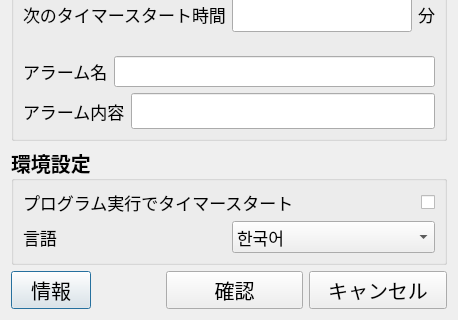
Before: the Qt Designer form Squirtle/GUI/ConfigGUI_JP.ui in thelight0804/Squirtle-project, drawn with Qt 5; both pictures show x 0 to 458 and y 155 to 475 of the 458 by 475 pixel window.
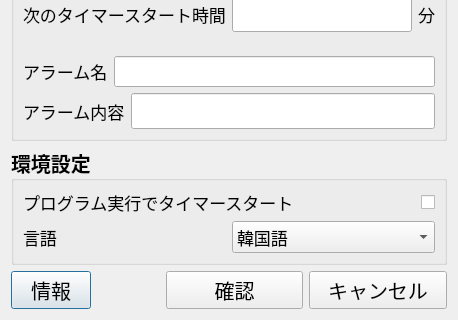
After: the same form once the commit is applied.

Patch:
```diff
--- a/Squirtle/GUI/ConfigGUI_JP.ui
+++ b/Squirtle/GUI/ConfigGUI_JP.ui
@@ -376,7 +376,7 @@
             </property>
             <item>
              <property name="text">
-              <string>한국어</string>
+              <string>韓国語</string>
              </property>
             </item>
             <item>
```
Left out of the diff: 4 changed lines with no effect on the pictures.
